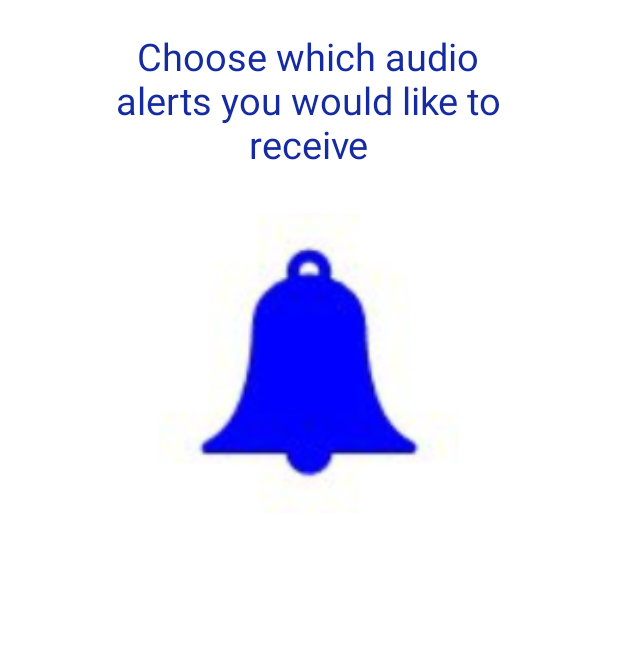
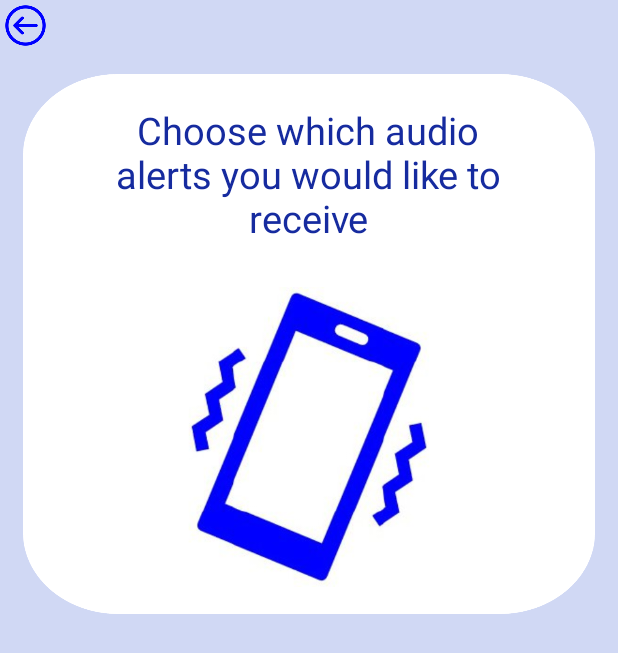
Before and after one commit to Ella475/Driver-Awareness-Monitoring, an Android app: the layout activity_settings.xml on its own in the app's theme, with its tools: preview values and no code run, on a phone screen of 412 x 824 dp. Shown: the top 653 px of the screen. Run offline under Robolectric (Android 15) with nearby library versions, the phone set to English and light mode, and no system bars.

Commit message:
working Settings Activity display. added back button.

```diff
--- a/app/src/main/res/layout/activity_settings.xml
+++ b/app/src/main/res/layout/activity_settings.xml
@@ -1,17 +1,34 @@
 <?xml version="1.0" encoding="utf-8"?>
 <androidx.constraintlayout.widget.ConstraintLayout
     xmlns:android="http://schemas.android.com/apk/res/android"
+    xmlns:app="http://schemas.android.com/apk/res-auto"
     xmlns:tools="http://schemas.android.com/tools"
     android:layout_width="match_parent"
     android:layout_height="match_parent"
+    android:background="#D0D8F4"
     tools:context=".SettingsActivity">
 
     <LinearLayout
         android:layout_width="match_parent"
         android:layout_height="match_parent"
         android:orientation="vertical"
-        tools:layout_editor_absoluteY="320dp">
+        app:layout_constraintEnd_toEndOf="parent"
+        tools:layout_editor_absoluteY="16dp">
 
+        <ImageView
+            android:id="@+id/back"
+            android:layout_width="34dp"
+            android:layout_height="34dp"
+            android:src="@drawable/back" />
+
+        <LinearLayout
+            android:layout_width="wrap_content"
+            android:layout_height="360dp"
+            android:layout_margin="15dp"
+            android:background="@drawable/white_bg"
+            android:orientation="vertical"
+            app:layout_constraintEnd_toEndOf="parent"
+            tools:layout_editor_absoluteY="16dp">
 
             <TextView
                 android:id="@+id/t1"
@@ -19,10 +36,10 @@
                 android:layout_height="122dp"
                 android:layout_centerHorizontal="true"
                 android:layout_gravity="center_horizontal"
+                android:layout_marginTop="20dp"
                 android:text="Choose which audio alerts you would like to receive"
                 android:textAlignment="center"
                 android:textColor="#162B9F"
-            android:layout_marginTop="20dp"
                 android:textFontWeight="@integer/material_motion_duration_long_2"
                 android:textSize="25dp"
                 tools:layout_editor_absoluteX="76dp"
@@ -33,17 +50,16 @@
                 android:layout_height="200dp"
                 android:layout_gravity="center"
                 android:src="@drawable/alert" />
+        </LinearLayout>
 
         <FrameLayout
             android:id="@+id/idFrameLayout"
             android:layout_width="match_parent"
-            android:layout_height="300dp"
+            android:layout_height="280dp"
             android:layout_gravity="bottom">
 
         </FrameLayout>
     </LinearLayout>
 
 
-
-
 </androidx.constraintlayout.widget.ConstraintLayout>
```
Also changed, not shown: app/src/main/java/com/example/driverawarenessdetection/SettingsActivity.java (+7 -5 lines), app/src/main/res/xml/preferences.xml (+1 -22 lines), app/src/main/res/drawable-v24/alert.png, app/src/main/res/drawable-v24/back.jpg (deleted), app/src/main/res/drawable/back.png (added). Lines whose indentation alone changed are shown as unchanged.
